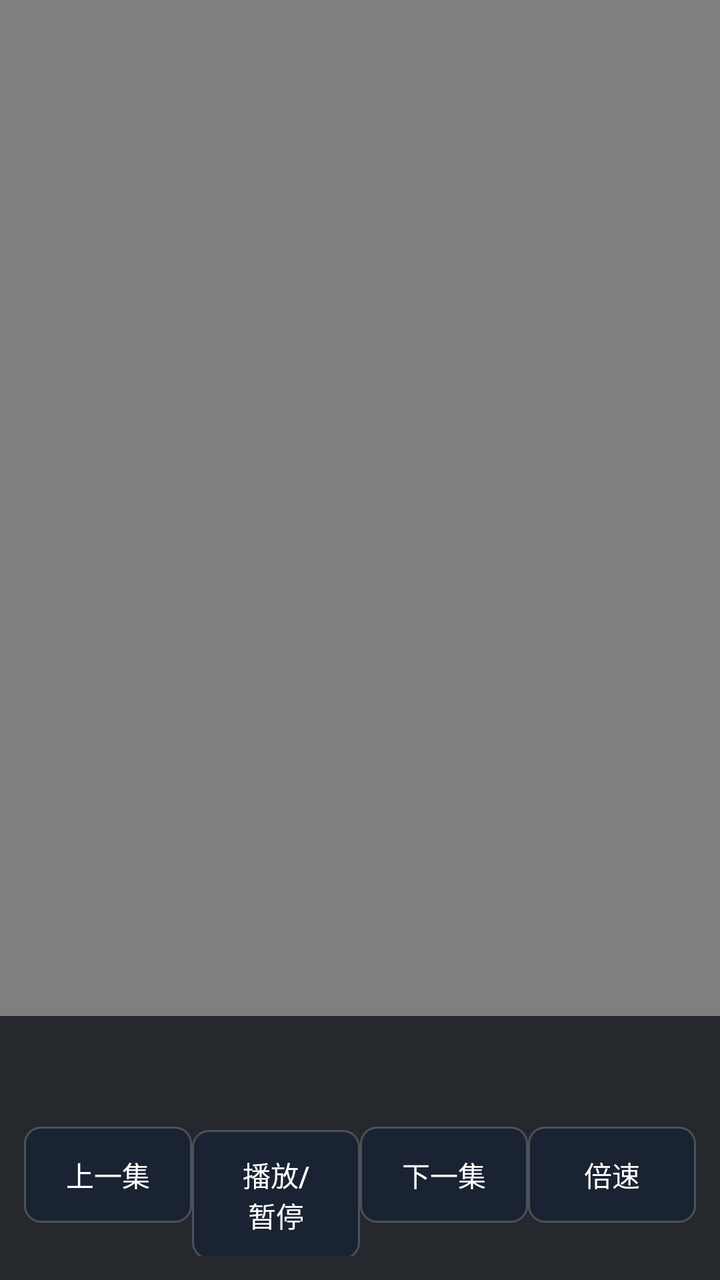
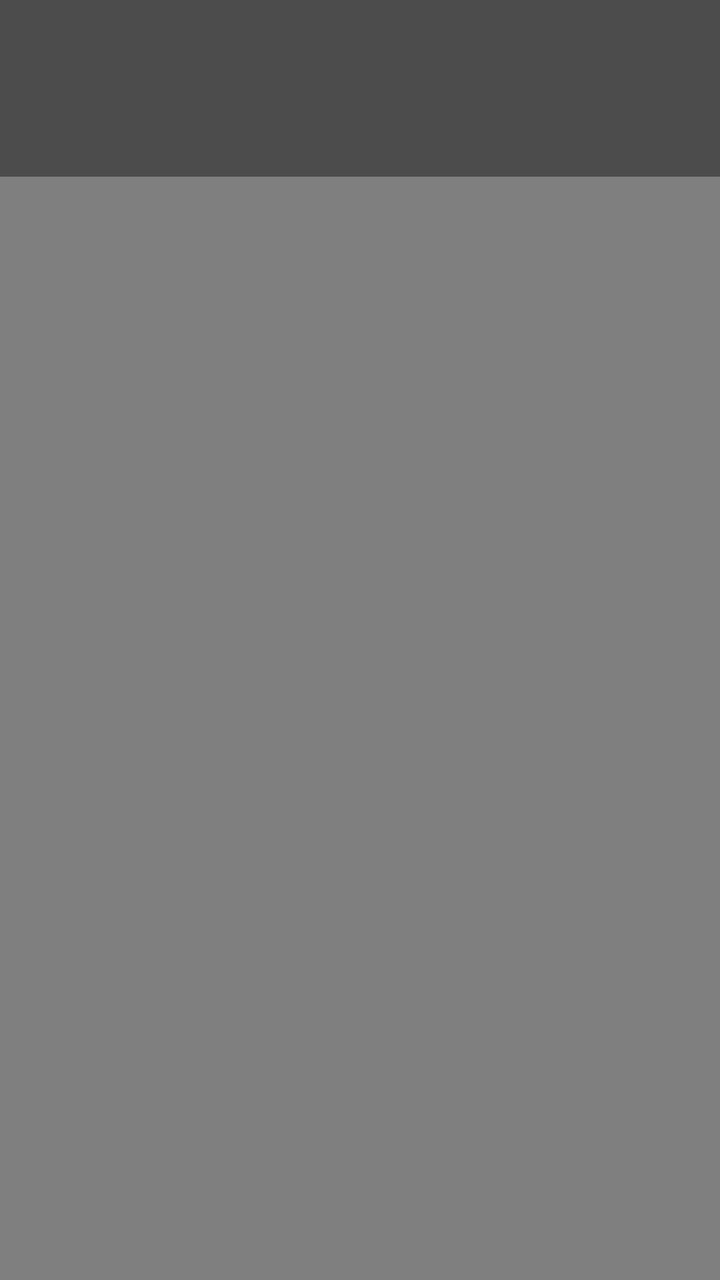

Before-and-after screenshots of an Android layout around one commit, followed by the original layout XML and the change that was made.
<!-- AndroidManifest.xml: application theme Theme.HongguoTv -->
<!-- res/layout/activity_player.xml -->
<?xml version="1.0" encoding="utf-8"?>
<FrameLayout xmlns:android="http://schemas.android.com/apk/res/android"
    android:layout_width="match_parent"
    android:layout_height="match_parent"
    android:background="@android:color/black">
    <VideoView
        android:id="@+id/video"
        android:layout_width="match_parent"
        android:layout_height="match_parent"
        android:layout_gravity="center" />
    <LinearLayout
        android:id="@+id/overlay"
        android:orientation="vertical"
        android:layout_width="match_parent"
        android:layout_height="wrap_content"
        android:layout_gravity="bottom"
        android:background="#CC0F1419"
        android:padding="12dp">
        <TextView android:id="@+id/title" android:layout_width="match_parent"
            android:layout_height="wrap_content" android:textColor="@color/tv_text" android:textSize="18sp" />
        <TextView android:id="@+id/meta" android:layout_width="match_parent"
            android:layout_height="wrap_content" android:textColor="@color/tv_text_dim" android:textSize="14sp" />
        <LinearLayout android:orientation="horizontal" android:layout_width="match_parent"
            android:layout_height="wrap_content">
            <Button android:id="@+id/btnPrev" android:layout_width="0dp" android:layout_weight="1"
                android:layout_height="wrap_content" android:text="上一集" />
            <Button android:id="@+id/btnPlayPause" android:layout_width="0dp" android:layout_weight="1"
                android:layout_height="wrap_content" android:text="播放/暂停" />
            <Button android:id="@+id/btnNext" android:layout_width="0dp" android:layout_weight="1"
                android:layout_height="wrap_content" android:text="下一集" />
            <Button android:id="@+id/btnSpeed" android:layout_width="0dp" android:layout_weight="1"
                android:layout_height="wrap_content" android:text="倍速" />
        </LinearLayout>
    </LinearLayout>
</FrameLayout>
<!-- resources referenced by this layout -->
<resources>
  <color name="tv_text">#FFFFFF</color>
  <color name="tv_text_dim">#B0BEC5</color>
  <style name="Theme.HongguoTv" parent="@android:style/Theme.DeviceDefault.NoActionBar.Fullscreen">
          <item name="android:windowBackground">@color/tv_bg</item>
          <item name="android:textColorPrimary">@color/tv_text</item>
          <item name="android:textColorSecondary">@color/tv_text_dim</item>
          <item name="android:buttonStyle">@style/WidgetHongguoTvButton</item>
      </style>
  <color name="tv_bg">#0F1419</color>
  <style name="WidgetHongguoTvButton" parent="@android:style/Widget.DeviceDefault.Button">
          <item name="android:background">@drawable/bg_tv_button</item>
          <item name="android:textColor">@color/tv_text</item>
          <item name="android:paddingLeft">20dp</item>
          <item name="android:paddingRight">20dp</item>
          <item name="android:paddingTop">12dp</item>
          <item name="android:paddingBottom">12dp</item>
          <item name="android:minHeight">48dp</item>
      </style>
  <!-- drawable bg_tv_button (drawable) -->
  <?xml version="1.0" encoding="utf-8"?>
  <selector xmlns:android="http://schemas.android.com/apk/res/android">
      <item android:state_focused="true">
          <shape android:shape="rectangle">
              <solid android:color="@color/tv_primary"/>
              <corners android:radius="8dp"/>
          </shape>
      </item>
      <item android:state_pressed="true">
          <shape android:shape="rectangle">
              <solid android:color="@color/tv_primary"/>
              <corners android:radius="8dp"/>
          </shape>
      </item>
      <item>
          <shape android:shape="rectangle">
              <solid android:color="@color/tv_surface"/>
              <corners android:radius="8dp"/>
              <stroke android:width="1dp" android:color="#33FFFFFF"/>
          </shape>
      </item>
  </selector>
  <color name="tv_primary">#E85D4C</color>
  <color name="tv_surface">#1A2332</color>
</resources>

<!-- the commit's change to res/layout/activity_player.xml (unified diff, before → after) -->
@@ -2,34 +2,41 @@
 <FrameLayout xmlns:android="http://schemas.android.com/apk/res/android"
     android:layout_width="match_parent"
     android:layout_height="match_parent"
-    android:background="@android:color/black">
+    android:background="#000000">
+
     <VideoView
         android:id="@+id/video"
         android:layout_width="match_parent"
         android:layout_height="match_parent"
         android:layout_gravity="center" />
+
+    
     <LinearLayout
         android:id="@+id/overlay"
         android:orientation="vertical"
         android:layout_width="match_parent"
         android:layout_height="wrap_content"
-        android:layout_gravity="bottom"
-        android:background="#CC0F1419"
-        android:padding="12dp">
-        <TextView android:id="@+id/title" android:layout_width="match_parent"
-            android:layout_height="wrap_content" android:textColor="@color/tv_text" android:textSize="18sp" />
-        <TextView android:id="@+id/meta" android:layout_width="match_parent"
-            android:layout_height="wrap_content" android:textColor="@color/tv_text_dim" android:textSize="14sp" />
-        <LinearLayout android:orientation="horizontal" android:layout_width="match_parent"
-            android:layout_height="wrap_content">
-            <Button android:id="@+id/btnPrev" android:layout_width="0dp" android:layout_weight="1"
-                android:layout_height="wrap_content" android:text="上一集" />
-            <Button android:id="@+id/btnPlayPause" android:layout_width="0dp" android:layout_weight="1"
-                android:layout_height="wrap_content" android:text="播放/暂停" />
-            <Button android:id="@+id/btnNext" android:layout_width="0dp" android:layout_weight="1"
-                android:layout_height="wrap_content" android:text="下一集" />
-            <Button android:id="@+id/btnSpeed" android:layout_width="0dp" android:layout_weight="1"
-                android:layout_height="wrap_content" android:text="倍速" />
-        </LinearLayout>
+        android:layout_gravity="top"
+        android:padding="20dp"
+        android:background="#66000000">
+        <TextView
+            android:id="@+id/title"
+            android:layout_width="match_parent"
+            android:layout_height="wrap_content"
+            android:textColor="@color/tv_text"
+            android:textSize="22sp"
+            android:textStyle="bold" />
+        <TextView
+            android:id="@+id/meta"
+            android:layout_width="match_parent"
+            android:layout_height="wrap_content"
+            android:textColor="@color/tv_text_dim"
+            android:textSize="14sp" />
     </LinearLayout>
+
+    
+    <Button android:id="@+id/btnPrev" android:visibility="gone" android:layout_width="0dp" android:layout_height="0dp" />
+    <Button android:id="@+id/btnNext" android:visibility="gone" android:layout_width="0dp" android:layout_height="0dp" />
+    <Button android:id="@+id/btnPlayPause" android:visibility="gone" android:layout_width="0dp" android:layout_height="0dp" />
+    <Button android:id="@+id/btnSpeed" android:visibility="gone" android:layout_width="0dp" android:layout_height="0dp" />
 </FrameLayout>
